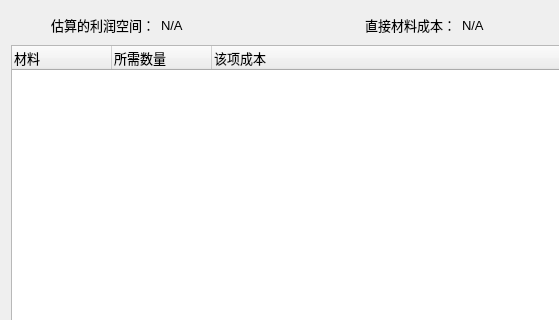
Qt form UI/cost_page.ui (NagaResst/Paissa) before a commit; both pictures show x 0 to 559 and y 0 to 320 of the 1069 by 808 pixel window.
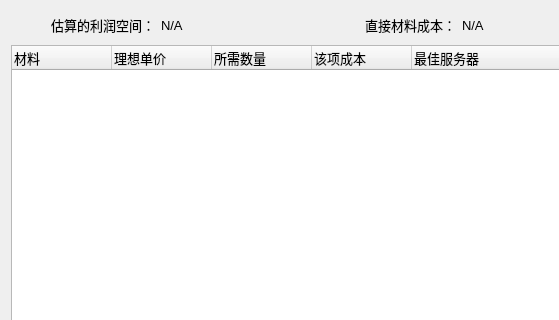
The same form after that commit.

Commit message: 材料树增加最佳价格服务器显示

```diff
--- a/UI/cost_page.ui
+++ b/UI/cost_page.ui
@@ -33,6 +33,11 @@
        <string notr="true">材料</string>
       </property>
      </column>
+     <column>
+      <property name="text">
+       <string>理想单价</string>
+      </property>
+     </column>
      <column>
       <property name="text">
        <string>所需数量</string>
@@ -43,6 +48,11 @@
        <string>该项成本</string>
       </property>
      </column>
+     <column>
+      <property name="text">
+       <string>最佳服务器</string>
+      </property>
+     </column>
     </widget>
    </item>
    <item row="0" column="0">
```
The commit also changes 3 other files.
